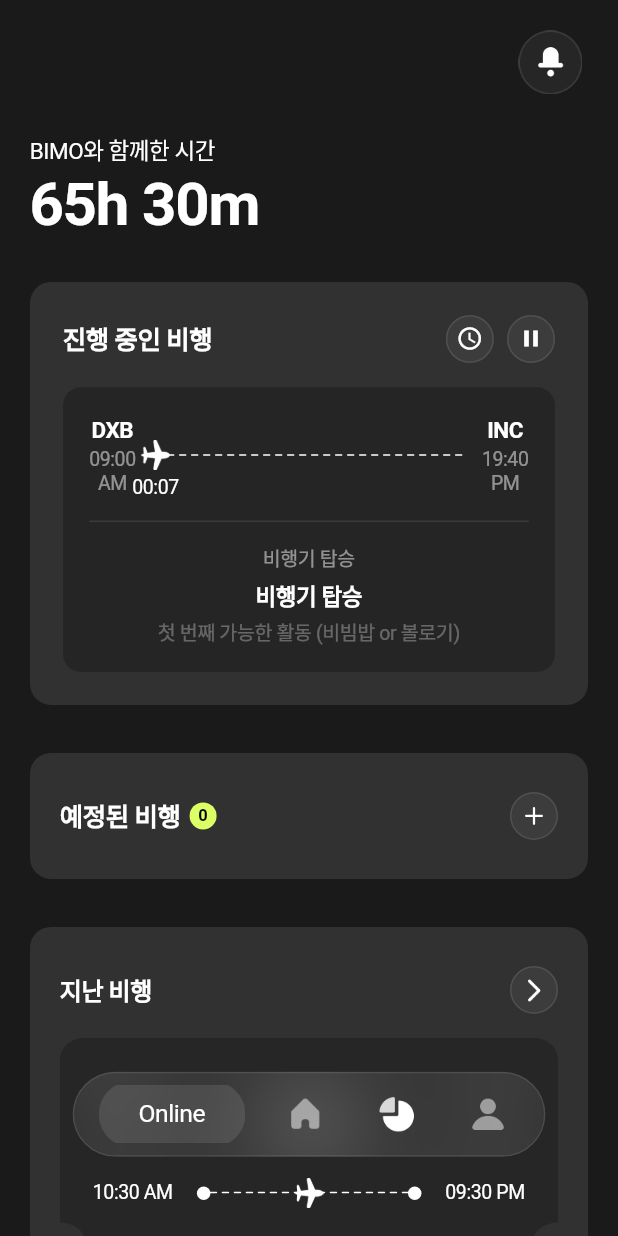
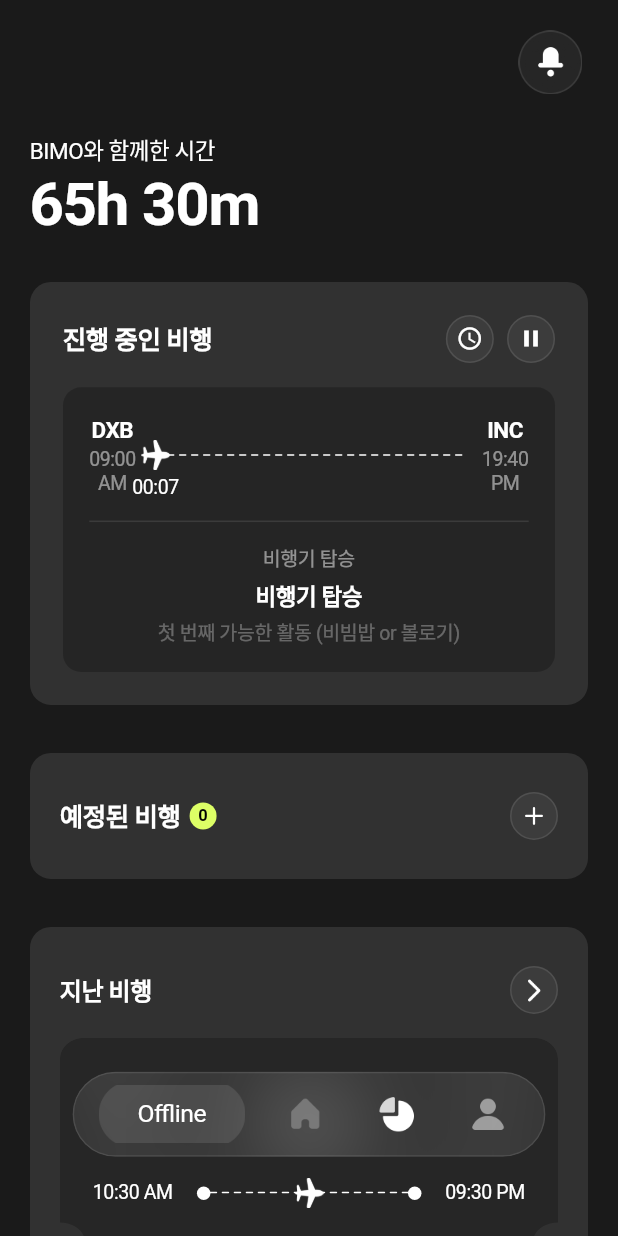
Before and after one commit to BIMO-2025/BIMO-FE, a Flutter app: the screen it shows after launch, on a phone screen of 412 x 824 dp. Run offline on Flutter 3.47's test engine with Material 3 defaults, Android fonts, the phone set to English and light mode, and no system bars; our stand-ins replace camera, flutter_svg, go_router, image_picker; Roboto replaces fonts that are missing (Pretendard).

Commit message:
feat: Implement offline mode toggle and navigation logic

```diff
--- a/lib/core/widgets/custom_tab_bar.dart
+++ b/lib/core/widgets/custom_tab_bar.dart
@@ -19,12 +19,14 @@ import '../theme/app_text_styles.dart';
 class CustomTabBar extends StatelessWidget {
   final int currentIndex;
   final ValueChanged<int> onTap;
+  final VoidCallback? onToggleOffline; // 오프라인 모드 토글
   final bool isOnline;
 
   const CustomTabBar({
     super.key,
     required this.currentIndex,
     required this.onTap,
+    this.onToggleOffline,
     this.isOnline = true, // 기본값: 온라인
   });
 
@@ -107,7 +109,9 @@ class CustomTabBar extends StatelessWidget {
   /// 글래스 아이콘 (온라인/오프라인 상태)
   /// 크기: 89x40 (내부 패딩 고려하여 실제 38px 높이 사용)
   Widget _buildGlassIcon(BuildContext context) {
-    return SizedBox(
+    return GestureDetector(
+      onTap: onToggleOffline,
+      child: SizedBox(
         width: context.w(89),
         height: context.h(38),
         child: Stack(
@@ -130,6 +134,7 @@ class CustomTabBar extends StatelessWidget {
               ),
             ),
           ],
+        ),
       ),
     );
   }
--- a/lib/features/myflight/pages/myflight_page.dart
+++ b/lib/features/myflight/pages/myflight_page.dart
@@ -184,7 +184,16 @@ class _MyFlightPageState extends State<MyFlightPage> {
   /// 진행 중인 비행 섹션 (오프라인 모드)
   Widget _buildInFlightSection() {
     // 더미 데이터 (실제로는 FlightState에서 가져와야 함)
-    return InFlightProgressWidget(
+    return GestureDetector(
+      onTap: () {
+        Navigator.push(
+          context,
+          MaterialPageRoute(
+            builder: (context) => const FlightPlanPage(),
+          ),
+        );
+      },
+      child: InFlightProgressWidget(
         departureCode: 'DXB',
         departureCity: '두바이',
         arrivalCode: 'INC',
@@ -202,6 +211,7 @@ class _MyFlightPageState extends State<MyFlightPage> {
           {'title': '두 번째 식사', 'duration': 60},
           {'title': '착륙 준비', 'duration': 420},
         ],
+      ),
     );
   }
 
@@ -510,6 +520,12 @@ class _MyFlightPageState extends State<MyFlightPage> {
     return Align(
       alignment: Alignment.bottomCenter,
       child: CustomTabBar(
+        isOnline: !_isOfflineMode,
+        onToggleOffline: () {
+          setState(() {
+            _isOfflineMode = !_isOfflineMode;
+          });
+        },
         currentIndex: _selectedTabIndex,
         onTap: (index) {
           if (index == 0) {
--- a/lib/features/myflight/widgets/flight_card_widget.dart
+++ b/lib/features/myflight/widgets/flight_card_widget.dart
@@ -58,13 +58,17 @@ class FlightCardWidget extends StatelessWidget {
     final double contentHeight =
         (MediaQuery.of(context).size.width - 40) * (247 / 335);
 
-    return SizedBox(
-      height: contentHeight,
-      child: Stack(
+    return GestureDetector(
+      onTap: onTap,
+      child: SizedBox(
+        height: contentHeight,
+        child: Stack(
         clipBehavior: Clip.none,
         children: [
           // 배경 이미지 선택 (isLightMode에 따라 결정)
           // date가 있는 지난 비행의 경우에만 적용
+          // 배경 이미지 선택 (isLightMode에 따라 결정)
+          // date가 있는 지난 비행의 경우에만 SVG 배경 적용
           if (date != null)
             Positioned.fill(
               child: SvgPicture.asset(
@@ -72,6 +76,16 @@ class FlightCardWidget extends StatelessWidget {
                     ? 'assets/images/myflight/ticketbox_white.svg'
                     : 'assets/images/myflight/ticket box.svg',
                 fit: BoxFit.fill,
+              ),
+            )
+          else
+            // 예정된 비행 (date == null)인 경우 단순 배경 적용
+            Positioned.fill(
+              child: Container(
+                decoration: BoxDecoration(
+                  color: const Color.fromRGBO(26, 26, 26, 0.50),
+                  borderRadius: BorderRadius.circular(14),
+                ),
               ),
             ),
 
@@ -373,6 +387,7 @@ class FlightCardWidget extends StatelessWidget {
             ),
         ],
       ),
+      ),
     );
   }
 
```
Also changed, not shown: lib/features/myflight/pages/flight_plan_end_page.dart (+15 -2 lines). Lines whose indentation alone changed are shown as unchanged.
